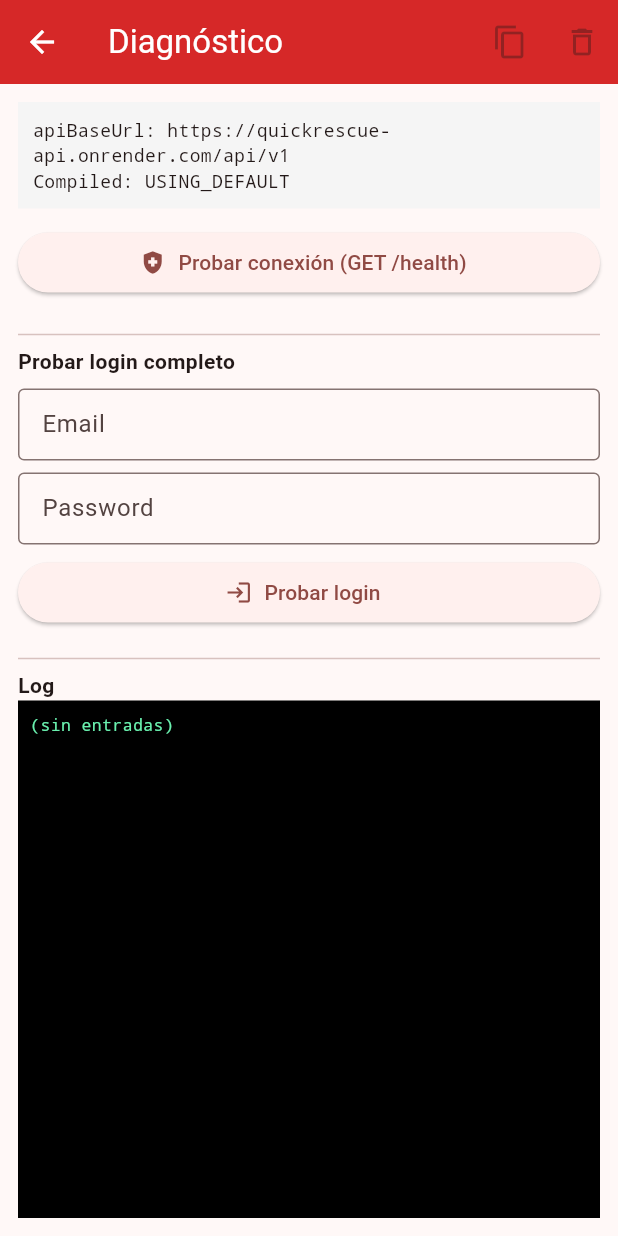
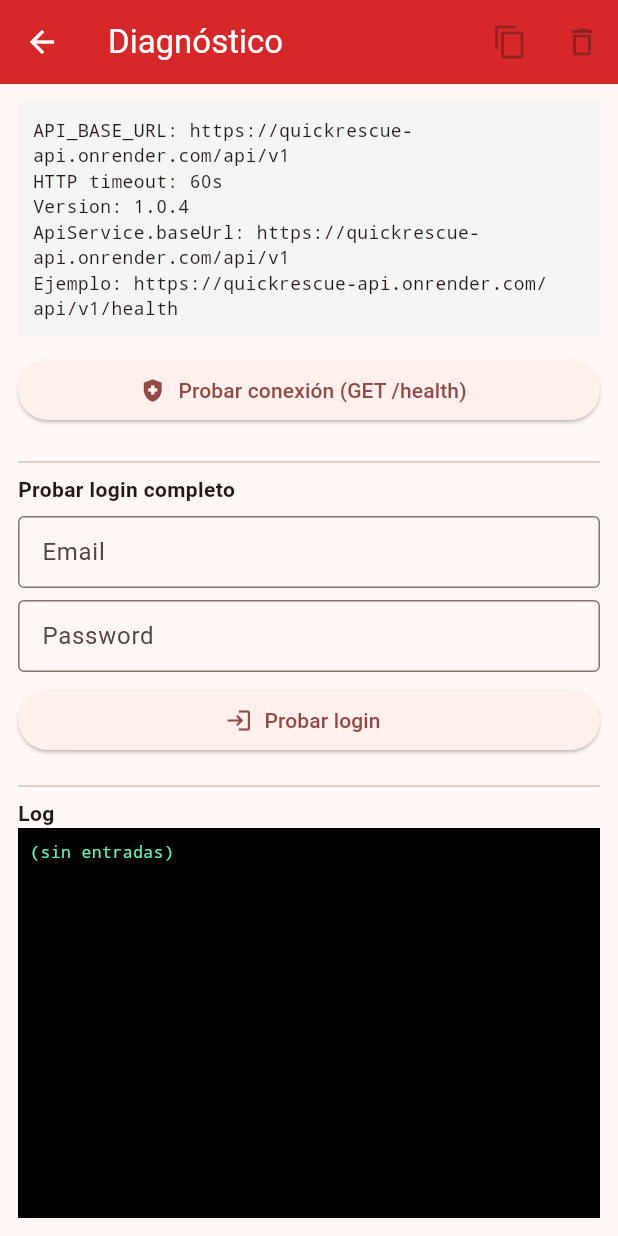
Before and after one commit to frankichi/quickrescue, a Flutter app: the DiagnosticScreen screen opened by its route, on a phone screen of 412 x 824 dp. Run offline on Flutter 3.47's test engine with Material 3 defaults, Android fonts, the phone set to English and light mode, and no system bars; our stand-ins replace flutter_map, geolocator, latlong2, permission_handler, shared_preferences; missing offline and left inert: mobile_scanner; accounts and stored records are empty.

Commit message:
fix(mobile): eliminar effectiveApiUrl y fallback de emulador, usar apiBaseUrl directo

```diff
--- a/mobile/lib/config/app_config.dart
+++ b/mobile/lib/config/app_config.dart
@@ -1,17 +1,16 @@
 class AppConfig {
-  // dart-define se inyecta en compile time. Si no se pasa, usa el default.
   static const String apiBaseUrl = String.fromEnvironment(
     'API_BASE_URL',
     defaultValue: 'https://quickrescue-api.onrender.com/api/v1',
   );
 
-  // Ya no usamos placeholder con sed. El default es directamente la URL real.
-  static String get effectiveApiUrl => apiBaseUrl;
+  // Eliminado effectiveApiUrl. Todo el código debe usar apiBaseUrl directamente.
 
   static const Duration httpTimeout = Duration(seconds: 60);
 
   static String debugInfo() {
-    return 'apiBaseUrl: $apiBaseUrl\n'
-           'Compiled: ${const String.fromEnvironment("API_BASE_URL", defaultValue: "USING_DEFAULT")}';
+    return 'API_BASE_URL: $apiBaseUrl\n'
+           'HTTP timeout: ${httpTimeout.inSeconds}s\n'
+           'Version: 1.0.4';
   }
 }
--- a/mobile/lib/screens/diagnostic_screen.dart
+++ b/mobile/lib/screens/diagnostic_screen.dart
@@ -4,6 +4,7 @@ import 'package:flutter/material.dart';
 import 'package:flutter/services.dart';
 import 'package:http/http.dart' as http;
 import '../config/app_config.dart';
+import '../services/api_service.dart';
 import '../services/auth_service.dart';
 
 class DiagnosticScreen extends StatefulWidget {
@@ -28,7 +29,7 @@ class _DiagnosticScreenState extends State<DiagnosticScreen> {
 
   Future<void> _probarHealth() async {
     setState(() { _ocupado = true; });
-    final url = '${AppConfig.effectiveApiUrl}/health';
+    final url = '${ApiService.baseUrl}/health';
     _agregar('GET $url');
     final t = Stopwatch()..start();
     try {
@@ -122,7 +123,9 @@ class _DiagnosticScreenState extends State<DiagnosticScreen> {
               padding: const EdgeInsets.all(10),
               color: Colors.grey.shade100,
               child: SelectableText(
-                AppConfig.debugInfo(),
+                '${AppConfig.debugInfo()}\n'
+                'ApiService.baseUrl: ${ApiService.baseUrl}\n'
+                'Ejemplo: ${ApiService.baseUrl}/health',
                 style: const TextStyle(fontFamily: 'monospace', fontSize: 12),
               ),
             ),
--- a/mobile/lib/screens/login_screen.dart
+++ b/mobile/lib/screens/login_screen.dart
@@ -69,7 +69,7 @@ class _LoginScreenState extends State<LoginScreen> {
           duration: const Duration(seconds: 8),
           backgroundColor: Colors.red.shade900,
           content: Text(
-            '${e.runtimeType}\n→ ${AppConfig.effectiveApiUrl}\n${e.toString()}',
+            '${e.runtimeType}\n→ ${AppConfig.apiBaseUrl}\n${e.toString()}',
             style: const TextStyle(fontSize: 12, color: Colors.white),
           ),
           action: SnackBarAction(
@@ -87,7 +87,7 @@ class _LoginScreenState extends State<LoginScreen> {
 
   String _detallarError(Object e) {
     final tipo = e.runtimeType.toString();
-    final url  = AppConfig.effectiveApiUrl;
+    final url  = AppConfig.apiBaseUrl;
     String contexto;
     if (e is TimeoutException) {
       contexto = 'El servidor no respondió a tiempo (timeout ${AppConfig.httpTimeout.inSeconds}s).';
--- a/mobile/lib/services/api_service.dart
+++ b/mobile/lib/services/api_service.dart
@@ -23,7 +23,12 @@ class ApiService {
     return h;
   }
 
-  static Uri _uri(String path) => Uri.parse('${AppConfig.effectiveApiUrl}$path');
+  /// URL base que ApiService realmente usará para construir cada request.
+  /// Expuesta para que la pantalla de diagnóstico pueda mostrar exactamente
+  /// la URL que estamos pegando (no una constante separada que pueda divergir).
+  static String get baseUrl => AppConfig.apiBaseUrl;
+
+  static Uri _uri(String path) => Uri.parse('$baseUrl$path');
 
   static dynamic _parse(http.Response r) {
     final body = jsonDecode(r.body);
```
